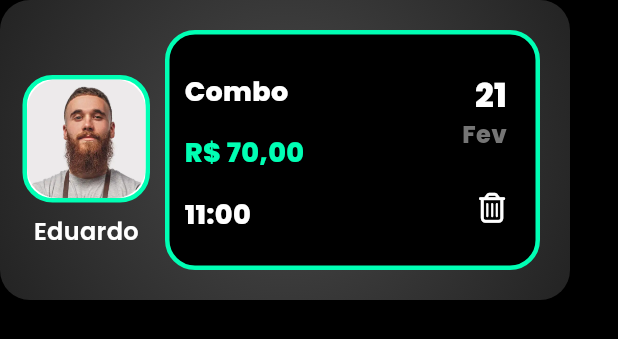
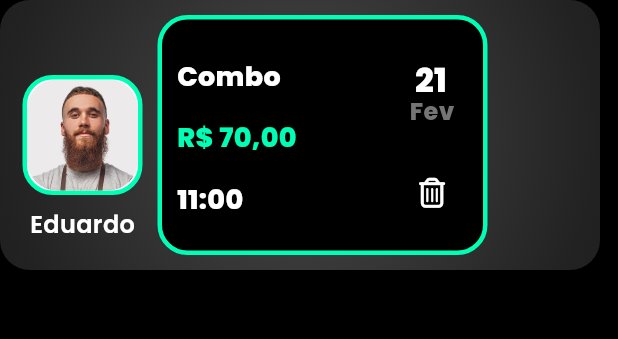
Before and after one commit to thiagofern4ndo/app-barber-shop, a Flutter app: the CardReservas widget shown alone on an empty page, opened directly, on a phone screen of 412 x 824 dp. Shown: the top 339 px of the screen. Run offline on Flutter 3.47's test engine with Material 3 defaults, Android fonts, the phone set to English and light mode, and no system bars; our stand-ins replace flutter_calendar_carousel, font_awesome_flutter, google_fonts.

Commit message:
refactor card

```diff
--- a/lib/components/cards/card_reservas.dart
+++ b/lib/components/cards/card_reservas.dart
@@ -10,16 +10,16 @@ class CardReservas extends StatelessWidget {
 
   const CardReservas({
     super.key,
-    this.dayOffset = 0,
+    this.dayOffset = 5,
     this.monthOffset = 0,
-    this.trashOffset = -10,
+    this.trashOffset = -5,
   });
 
   @override
   Widget build(BuildContext context) {
     return Container(
-      width: 380,
-      height: 200,
+      width: 400,
+      height: 180,
       decoration: BoxDecoration(
         borderRadius: BorderRadius.circular(20),
         gradient: RadialGradient(
@@ -40,8 +40,8 @@ class CardReservas extends StatelessWidget {
               children: [
                 const SizedBox(height: 50),
                 Container(
-                  width: 85,
-                  height: 85,
+                  width: 80,
+                  height: 80,
                   decoration: BoxDecoration(
                     borderRadius: BorderRadius.circular(20),
                     border: Border.all(color: AppColors.primary, width: 3),
@@ -70,7 +70,7 @@ class CardReservas extends StatelessWidget {
           Padding(
             padding: const EdgeInsets.only(left: 10),
             child: Container(
-              width: 250,
+              width: 220,
               height: 160,
               decoration: BoxDecoration(
                 borderRadius: BorderRadius.circular(20),
@@ -80,7 +80,7 @@ class CardReservas extends StatelessWidget {
               child: Row(
                 children: [
                   SizedBox(
-                    width: 120,
+                    width: 105,
                     child: Padding(
                       padding: const EdgeInsets.only(left: 10, top: 25),
                       child: Column(
@@ -124,7 +124,7 @@ class CardReservas extends StatelessWidget {
                     ),
                   ),
                   SizedBox(
-                    width: 120,
+                    width: 105,
                     child: Padding(
                       padding: const EdgeInsets.only(right: 15, top: 0),
                       child: Stack(
@@ -143,7 +143,7 @@ class CardReservas extends StatelessWidget {
                           ),
                           Positioned(
                             right: monthOffset,
-                            top: 55,
+                            top: 50,
                             child: Text(
                               'Fev',
                               style: GoogleFonts.poppins(
```
